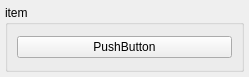
Qt form formitem.ui (ruoxianSun/nestpp) before a commit.
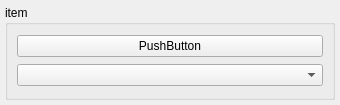
The same form after that commit.

Patch:
```diff
--- a/formitem.ui
+++ b/formitem.ui
@@ -6,8 +6,8 @@
    <rect>
     <x>0</x>
     <y>0</y>
-    <width>249</width>
-    <height>77</height>
+    <width>340</width>
+    <height>105</height>
    </rect>
   </property>
   <property name="minimumSize">
@@ -43,11 +43,17 @@
      <layout class="QVBoxLayout" name="verticalLayout_2">
       <item>
        <widget class="QPushButton" name="pushButton_3">
+        <property name="styleSheet">
+         <string notr="true"/>
+        </property>
         <property name="text">
          <string>PushButton</string>
         </property>
        </widget>
       </item>
+      <item>
+       <widget class="QComboBox" name="comboBox"/>
+      </item>
      </layout>
     </widget>
    </item>
```
